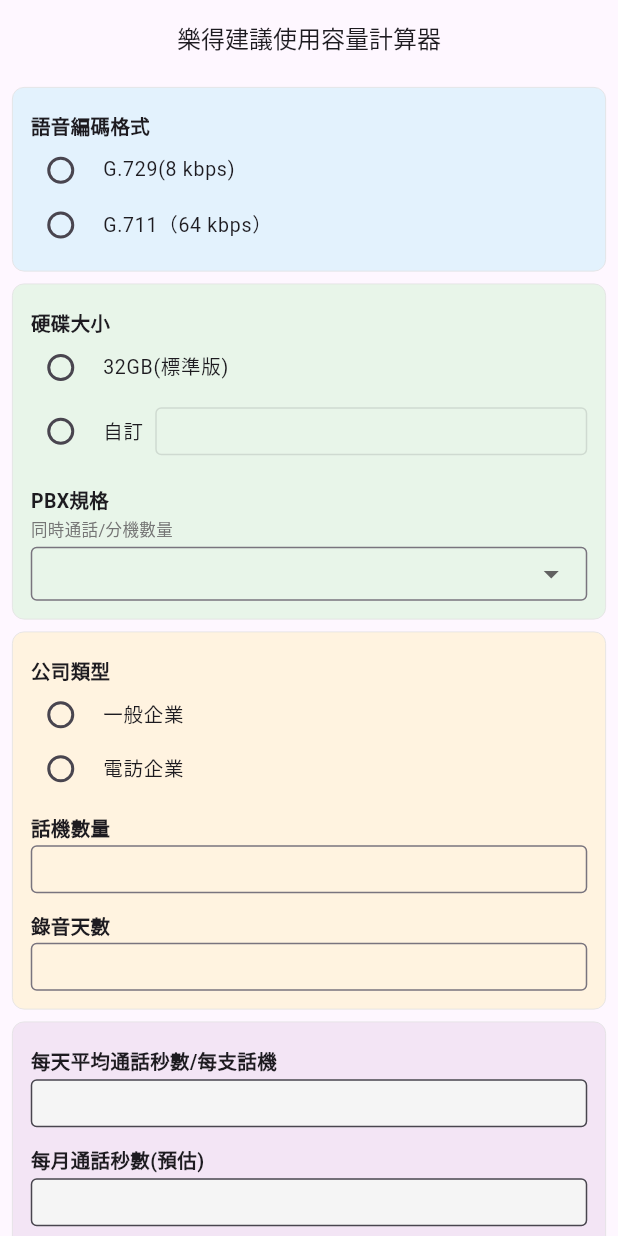
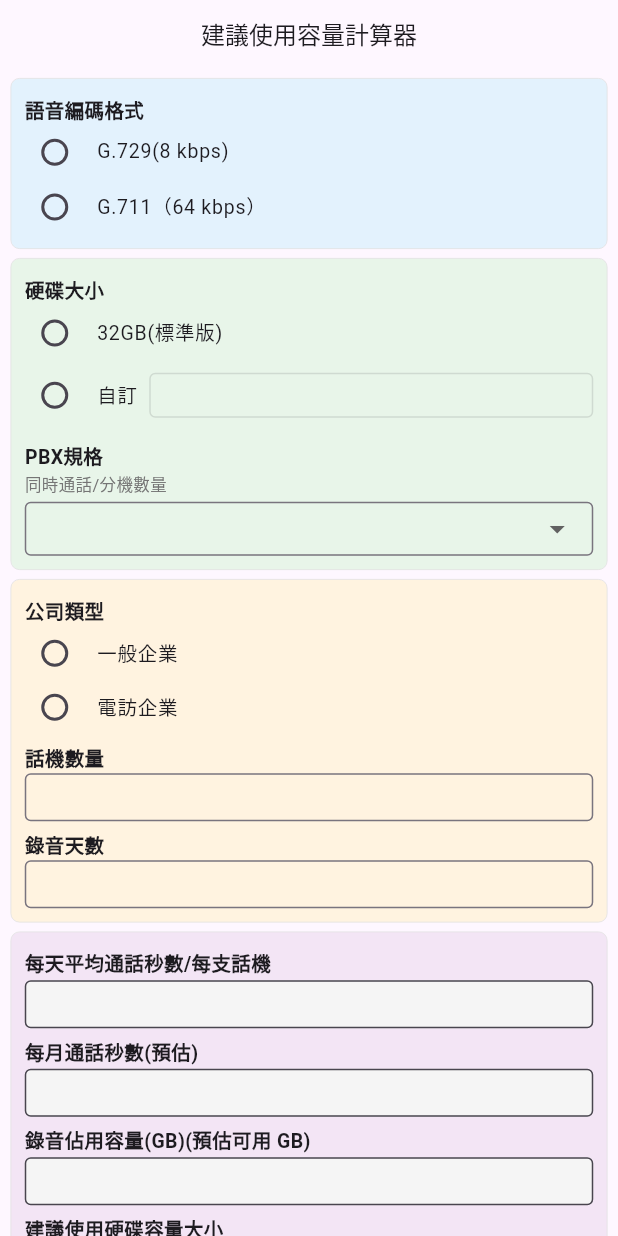
Before and after one commit to yyuchen-workspace/capacity-calculator, a Flutter app: the screen it shows after launch, on a phone screen of 412 x 824 dp. Run offline on Flutter 3.47's test engine with Material 3 defaults, Android fonts, the phone set to English and light mode, and no system bars.

Commit message:
Update app title and optimize UI sizing
🔄 Content Updates:
- Removed '樂得' from all app titles and descriptions
- Updated Flutter app title to '建議使用容量計算器'
- Updated web manifest and HTML meta tags
- Updated documentation files

🎨 UI Optimizations:
- Reduced interface size for better viewport fit
- Scaled up by 10% for better readability
- Final font sizes: 11-16px (balanced approach)
- Container width: 460px (optimized for most screens)
- Improved spacing and padding for compact layout

📱 Mobile Friendly:
- No scrolling required on most devices
- Responsive design maintained
- Better touch targets with optimized button sizing

🤖 Generated with Claude Code
Co-Authored-By: Claude <noreply@anthropic.com>

```diff
--- a/lib/main.dart
+++ b/lib/main.dart
@@ -9,7 +9,7 @@ class MyApp extends StatelessWidget {
   @override
   Widget build(BuildContext context) {
     return MaterialApp(
-      title: '樂得建議使用容量計算器',
+      title: '建議使用容量計算器',
       theme: ThemeData(
         primarySwatch: Colors.blue,
       ),
@@ -359,7 +359,7 @@ ${actualUsableCapacity}GB-1GB(系統區)-$pbxDataArea='${actualRecordingCapacity
 
   Widget _buildSectionTitle(String title) {
     return Padding(
-      padding: EdgeInsets.only(top: 4, bottom: 2),
+      padding: EdgeInsets.only(top: 2, bottom: 1),
       child: Text(
         title,
         style: TextStyle(fontSize: 13, fontWeight: FontWeight.bold),
@@ -369,11 +369,11 @@ ${actualUsableCapacity}GB-1GB(系統區)-$pbxDataArea='${actualRecordingCapacity
 
   Widget _buildSectionCard({required Widget child, Color? color}) {
     return Container(
-      margin: EdgeInsets.only(bottom: 8),
-      padding: EdgeInsets.all(12),
+      margin: EdgeInsets.only(bottom: 6),
+      padding: EdgeInsets.all(9),
       decoration: BoxDecoration(
         color: color ?? Colors.grey[50],
-        borderRadius: BorderRadius.circular(8),
+        borderRadius: BorderRadius.circular(6),
         border: Border.all(color: Colors.grey[300]!, width: 0.5),
       ),
       child: child,
@@ -405,15 +405,15 @@ ${actualUsableCapacity}GB-1GB(系統區)-$pbxDataArea='${actualRecordingCapacity
   Widget build(BuildContext context) {
     return Scaffold(
       appBar: AppBar(
-        title: Text('樂得建議使用容量計算器', style: TextStyle(fontSize: 16)),
+        title: Text('建議使用容量計算器', style: TextStyle(fontSize: 16)),
         centerTitle: true,
-        toolbarHeight: 50,
+        toolbarHeight: 45,
       ),
       body: Center(
         child: SingleChildScrollView(
-          padding: EdgeInsets.all(8),
+          padding: EdgeInsets.all(7),
           child: ConstrainedBox(
-            constraints: BoxConstraints(maxWidth: 450),
+            constraints: BoxConstraints(maxWidth: 460),
             child: Column(
               crossAxisAlignment: CrossAxisAlignment.center,
               children: [
@@ -468,7 +468,7 @@ ${actualUsableCapacity}GB-1GB(系統區)-$pbxDataArea='${actualRecordingCapacity
                                   suffixText: 'GB',
                                   suffixStyle: TextStyle(fontSize: 11),
                                   isDense: true,
-                                  contentPadding: EdgeInsets.symmetric(horizontal: 6, vertical: 6),
+                                  contentPadding: EdgeInsets.symmetric(horizontal: 6, vertical: 5),
                                   border: OutlineInputBorder(),
                                 ),
                               ),
@@ -490,7 +490,7 @@ ${actualUsableCapacity}GB-1GB(系統區)-$pbxDataArea='${actualRecordingCapacity
                     ],
                   ),
 
-                  SizedBox(height: 8),
+                  SizedBox(height: 6),
 
                   // PBX規格
                   Column(
@@ -542,7 +542,7 @@ ${actualUsableCapacity}GB-1GB(系統區)-$pbxDataArea='${actualRecordingCapacity
                     },
                   ),
 
-                  SizedBox(height: 8),
+                  SizedBox(height: 4),
 
                   // 話機數量
                   Column(
@@ -565,7 +565,7 @@ ${actualUsableCapacity}GB-1GB(系統區)-$pbxDataArea='${actualRecordingCapacity
                     ],
                   ),
 
-                  SizedBox(height: 8),
+                  SizedBox(height: 4),
 
                   // 錄音天數
                   Column(
@@ -616,7 +616,7 @@ ${actualUsableCapacity}GB-1GB(系統區)-$pbxDataArea='${actualRecordingCapacity
                     ],
                   ),
 
-                  SizedBox(height: 8),
+                  SizedBox(height: 4),
 
                   // 每月通話秒數
                   Column(
@@ -638,7 +638,7 @@ ${actualUsableCapacity}GB-1GB(系統區)-$pbxDataArea='${actualRecordingCapacity
                     ],
                   ),
 
-                  SizedBox(height: 8),
+                  SizedBox(height: 4),
 
                   // 錄音佔用容量
                   Column(
@@ -660,7 +660,7 @@ ${actualUsableCapacity}GB-1GB(系統區)-$pbxDataArea='${actualRecordingCapacity
                     ],
                   ),
 
-                  SizedBox(height: 8),
+                  SizedBox(height: 4),
 
                   // 建議使用硬碟容量大小
                   Column(
@@ -686,7 +686,7 @@ ${actualUsableCapacity}GB-1GB(系統區)-$pbxDataArea='${actualRecordingCapacity
             ),
 
             // 按鈕
-            SizedBox(height: 12),
+            SizedBox(height: 9),
             Row(
               children: [
                 Expanded(
@@ -694,17 +694,17 @@ ${actualUsableCapacity}GB-1GB(系統區)-$pbxDataArea='${actualRecordingCapacity
                     onPressed: _calculateResults,
                     child: Text('計算結果', style: TextStyle(fontSize: 13)),
                     style: ElevatedButton.styleFrom(
-                      padding: EdgeInsets.symmetric(vertical: 8),
+                      padding: EdgeInsets.symmetric(vertical: 7),
                     ),
                   ),
                 ),
-                SizedBox(width: 8),
+                SizedBox(width: 7),
                 Expanded(
                   child: ElevatedButton(
                     onPressed: _showCalculationProcess,
                     child: Text('顯示背景計算過程', style: TextStyle(fontSize: 13)),
                     style: ElevatedButton.styleFrom(
-                      padding: EdgeInsets.symmetric(vertical: 8),
+                      padding: EdgeInsets.symmetric(vertical: 7),
                     ),
                   ),
                 ),
--- a/pubspec.yaml
+++ b/pubspec.yaml
@@ -1,5 +1,5 @@
 name: web_calculator_app
-description: 樂得建議使用容量計算器
+description: 建議使用容量計算器
 
 version: 1.0.0+1
 
```
Also changed, not shown: 9 other files.
